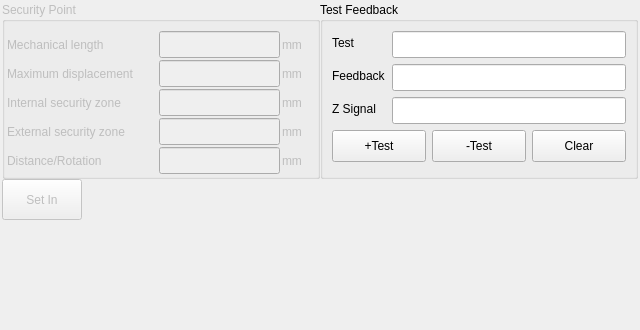
The window that hcsettings/axissettingsframe_5.ui (dongdong-2009/3-5AxisRobot) describes before a commit, drawn with Qt 5.
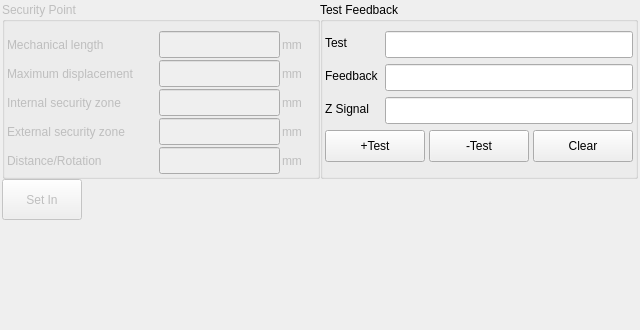
The same window after the commit. Custom widgets are drawn as their Qt base class.

What changed in the file:
```diff
--- a/hcsettings/axissettingsframe_5.ui
+++ b/hcsettings/axissettingsframe_5.ui
@@ -336,6 +336,12 @@
         <string>Test Feedback</string>
        </property>
        <layout class="QFormLayout" name="formLayout_2">
+        <property name="leftMargin">
+         <number>2</number>
+        </property>
+        <property name="rightMargin">
+         <number>2</number>
+        </property>
         <property name="bottomMargin">
          <number>0</number>
         </property>
@@ -410,6 +416,9 @@
         </item>
         <item row="3" column="0" colspan="2">
          <layout class="QHBoxLayout" name="horizontalLayout">
+          <property name="spacing">
+           <number>4</number>
+          </property>
           <item>
            <widget class="QPushButton" name="testPushButton">
             <property name="sizePolicy">
```
Left out of the diff: 11 changed lines with no effect on the pictures.
